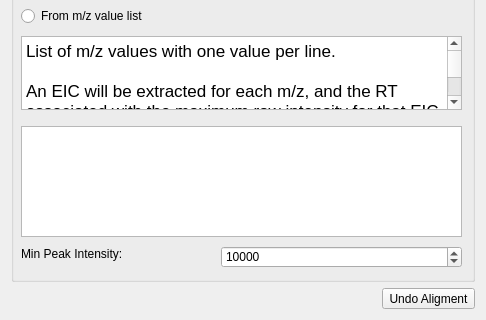
First picture: the form in src/maven/forms/alignmentdialog2.ui, repository eugenemel/maven, before the edit; both pictures show x 0 to 486 and y 205 to 525 of the 486 by 525 pixel window.
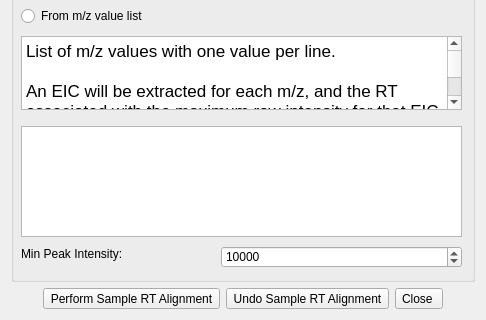
Second picture: the form after the edit.

Commit message: Issue 698: Create stubbed sample alignment 2 dialog, connect to main window.

```diff
--- a/src/maven/forms/alignmentdialog2.ui
+++ b/src/maven/forms/alignmentdialog2.ui
@@ -14,14 +14,7 @@
    <string>Alignment Options</string>
   </property>
   <layout class="QGridLayout" name="gridLayout">
-   <item row="1" column="1">
-    <widget class="QToolButton" name="UndoAlignment">
-     <property name="text">
-      <string>Undo Aligment</string>
-     </property>
-    </widget>
-   </item>
-   <item row="0" column="0" colspan="2">
+   <item row="0" column="0" colspan="5">
     <widget class="QGroupBox" name="groupBox">
      <property name="title">
       <string>Align Samples</string>
@@ -185,6 +178,27 @@
      </widget>
     </widget>
    </item>
+   <item row="2" column="2">
+    <widget class="QToolButton" name="btnUndoAlignment">
+     <property name="text">
+      <string>Undo Sample RT Alignment</string>
+     </property>
+    </widget>
+   </item>
+   <item row="2" column="1">
+    <widget class="QToolButton" name="btnAlign">
+     <property name="text">
+      <string>Perform Sample RT Alignment</string>
+     </property>
+    </widget>
+   </item>
+   <item row="2" column="3">
+    <widget class="QToolButton" name="btnClose">
+     <property name="text">
+      <string>Close </string>
+     </property>
+    </widget>
+   </item>
   </layout>
  </widget>
  <resources/>
```
The commit also changes 3 other files.
